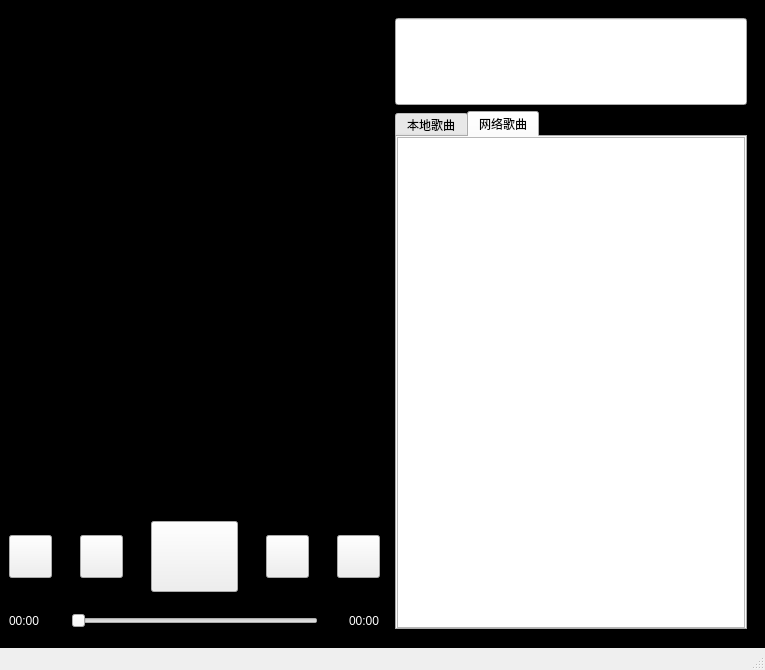
This is qt-workspace/CloudMusic/mainwindow.ui in vito-o/embedded-base as Qt 5 draws it before an edit. The edited form follows.
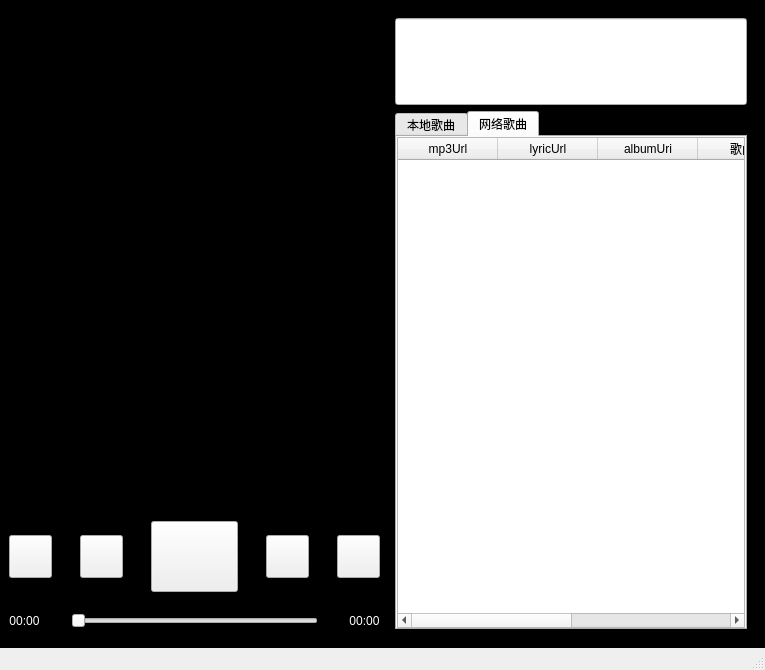
This is the edited form. The open tabs and pages were chosen to show the change. Icons and pictures are not drawn.

```diff
--- a/qt-workspace/CloudMusic/mainwindow.ui
+++ b/qt-workspace/CloudMusic/mainwindow.ui
@@ -325,6 +325,12 @@
           <property name="text">
            <string>00:00</string>
           </property>
+          <property name="alignment">
+           <set>Qt::AlignCenter</set>
+          </property>
+          <property name="margin">
+           <number>5</number>
+          </property>
          </widget>
         </item>
         <item>
@@ -368,6 +374,12 @@
           <property name="text">
            <string>00:00</string>
           </property>
+          <property name="alignment">
+           <set>Qt::AlignCenter</set>
+          </property>
+          <property name="margin">
+           <number>5</number>
+          </property>
          </widget>
         </item>
        </layout>
@@ -382,6 +394,11 @@
         <verstretch>0</verstretch>
        </sizepolicy>
       </property>
+      <property name="styleSheet">
+       <string notr="true">QStackedWidget#stackedWidget{
+	background-color: transparent;
+}</string>
+      </property>
       <widget class="QWidget" name="page_1">
        <property name="sizePolicy">
         <sizepolicy hsizetype="Expanding" vsizetype="Expanding">
@@ -451,7 +468,44 @@
              <number>0</number>
             </property>
             <item>
-             <widget class="QTableWidget" name="tableWidget_2"/>
+             <widget class="QTableWidget" name="networkMusicTable">
+              <property name="focusPolicy">
+               <enum>Qt::NoFocus</enum>
+              </property>
+              <attribute name="verticalHeaderVisible">
+               <bool>false</bool>
+              </attribute>
+              <column>
+               <property name="text">
+                <string>mp3Url</string>
+               </property>
+              </column>
+              <column>
+               <property name="text">
+                <string>lyricUrl</string>
+               </property>
+              </column>
+              <column>
+               <property name="text">
+                <string>albumUri</string>
+               </property>
+              </column>
+              <column>
+               <property name="text">
+                <string>歌曲名</string>
+               </property>
+              </column>
+              <column>
+               <property name="text">
+                <string>专辑名</string>
+               </property>
+              </column>
+              <column>
+               <property name="text">
+                <string>时间</string>
+               </property>
+              </column>
+             </widget>
             </item>
            </layout>
           </widget>
```
Left out of the diff: 74 changed lines with no effect on the pictures.
